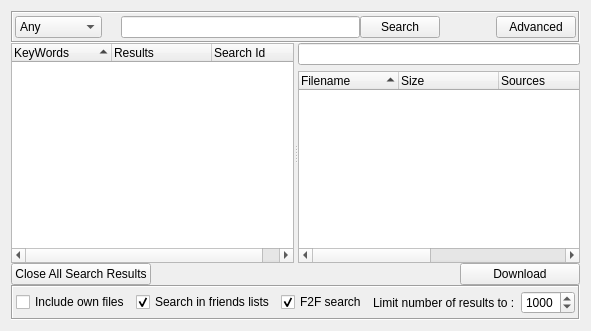
Above: retroshare-gui/src/gui/SearchDialog.ui from RetroShare/RetroShare before the change. Below: the same form after it.
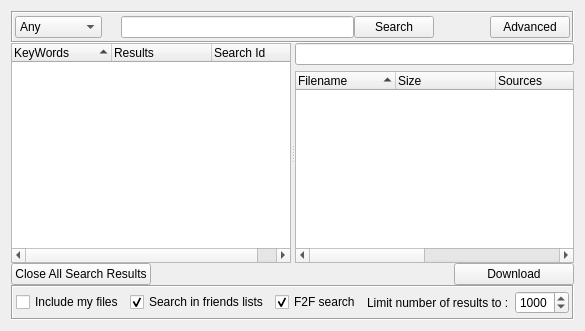
That is the form after the change. Icons and pictures are not drawn. Custom widgets are drawn as their Qt base class.

The edit to the form file:
```diff
--- a/retroshare-gui/src/gui/SearchDialog.ui
+++ b/retroshare-gui/src/gui/SearchDialog.ui
@@ -434,7 +434,7 @@
          <string>Include files from your own file list in the search result</string>
         </property>
         <property name="text">
-         <string>Include own files</string>
+         <string>Include my files</string>
         </property>
        </widget>
       </item>
```
